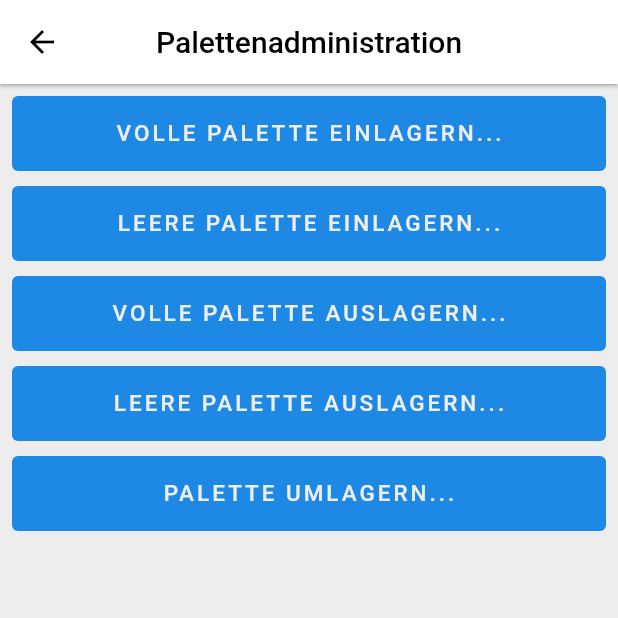
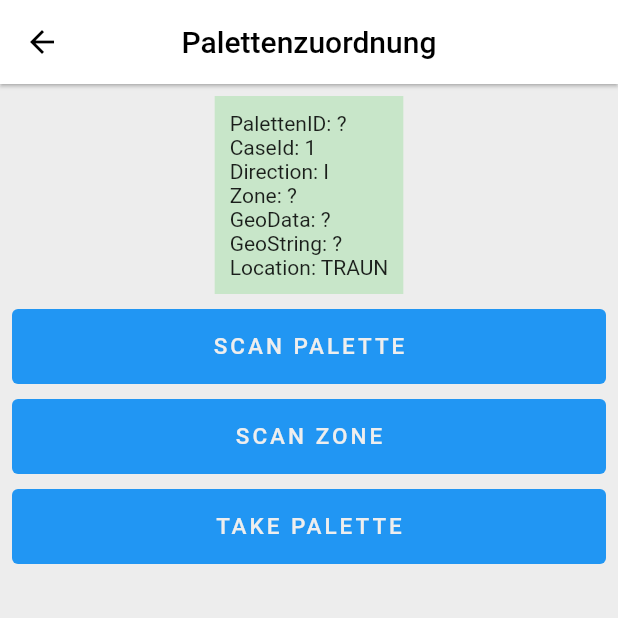
Before and after one commit to josefseiringer/flutter_zebra_scanner_palette, a Flutter app: the PalettPage screen opened by its route, after a tap on "VOLLE PALETTE EINLAGERN...", on a phone screen of 412 x 824 dp, the top half of it. Run offline on Flutter 3.47's test engine with Material 2 defaults, Android fonts, the phone set to English and light mode, and no system bars; our stand-ins replace flutter_dotenv, get, internet_connection_checker; missing offline and left inert: flutter_datawedge; network calls fail; Roboto replaces fonts that are missing (Roboto-Light); statements that could not run were skipped.

Commit message:
zusätzliche Controller und Views

```diff
--- /dev/null
+++ b/lib/pages/order/order_palett_controller.dart
@@ -0,0 +1,58 @@
+import 'package:flutter_zebra_scanner_palette/pages/scann/scann_view.dart';
+import 'package:get/get.dart';
+import '../../services/current_location_controller.dart';
+import '../../pages/palett/palett_controller.dart';
+import '../../services/order_model.dart';
+
+class OrderPalettController extends GetxController {
+  static OrderPalettController get to => Get.find<OrderPalettController>();
+  var pallCtrl = PalettController.to;
+  var conCtrl = CurrentLocationController.to;
+  var currOrderModel = OrderModel('?', '?', '?', '?', '?', '?', '?').obs;
+  final hasInternet = false.obs;
+  final hasGpsIsActive = false.obs;
+  final hasGpsLocation = false.obs;
+  final locationData = '???'.obs;
+  final isLoading = false.obs;
+
+  @override
+  void onInit() async {
+    currOrderModel = pallCtrl.currentOrderModel;
+    await getDataFromConCtrl().then(
+      (bIsLoadingData) => isLoading(bIsLoadingData),
+    );
+    super.onInit();
+  }
+
+  @override
+  void onClose() {
+    conCtrl.onClose();
+    pallCtrl.onClose();
+  }
+
+  Future<bool> getDataFromConCtrl() async {
+    bool isLoading = true;
+    await conCtrl
+        .checkInternetConnection()
+        .then((bool iCheckValue) => hasInternet(iCheckValue));
+    if (hasInternet.isTrue) {
+      await conCtrl
+          .getLocation()
+          .then((bool hasGPSLocVal) => hasGpsLocation(hasGPSLocVal));
+      if (hasGpsLocation.isTrue) {
+        locationData.value = conCtrl.locationData.value;
+        currOrderModel.value.szGeoData =
+            '${conCtrl.latitude.value.substring(0, 8)},${conCtrl.longitude.value.substring(0, 8)}';
+        currOrderModel.value.szGeoString = conCtrl.rxGeoString.value;
+        isLoading = false;
+      }
+    }
+    update();
+    return isLoading;
+  }
+
+  void goToScanPage() {
+    Get.toNamed(ScannPage.namedRoute,
+        arguments: {'currOrderModel': currOrderModel.value});
+  }
+}
--- /dev/null
+++ b/lib/pages/order/order_palett_view.dart
@@ -0,0 +1,82 @@
+import 'package:flutter/material.dart';
+import 'package:get/get.dart';
+import '../../utils/my_text_button.dart';
+import 'order_palett_controller.dart';
+
+class OrderPalettPage extends GetView<OrderPalettController> {
+  static const namedRoute = '/order-palett-page';
+  const OrderPalettPage({Key? key}) : super(key: key);
+
+  @override
+  Widget build(BuildContext context) {
+    var orderPallCtrl = controller;
+    var spacer = 10.0;
+    var widgetHeigth = 50.0;
+    var buttonColor = Colors.blue.shade500;
+    var labelColor = Colors.grey.shade200;
+    return Scaffold(
+      appBar: AppBar(
+        centerTitle: true,
+        title: const Text('Palettenzuordnung'),
+      ),
+      body: Padding(
+        padding: const EdgeInsets.all(8.0),
+        child: Column(
+          children: <Widget>[
+            Container(
+              color: Colors.green.shade100,
+              padding: const EdgeInsets.all(10),
+              child: Obx(
+                () => orderPallCtrl.isLoading.value
+                    ? const Center(child: CircularProgressIndicator())
+                    : Column(
+                        crossAxisAlignment: CrossAxisAlignment.start,
+                        children: [
+                          Text(
+                              'PalettenID: ${orderPallCtrl.currOrderModel.value.szPaletteID!}'),
+                          Text(
+                              'CaseId: ${orderPallCtrl.currOrderModel.value.szCaseId!}'),
+                          Text(
+                              'Direction: ${orderPallCtrl.currOrderModel.value.szDirection!}'),
+                          Text(
+                              'Zone: ${orderPallCtrl.currOrderModel.value.szZone!}'),
+                          Text(
+                              'GeoData: ${orderPallCtrl.currOrderModel.value.szGeoData!}'),
+                          Text(
+                              'GeoString: ${orderPallCtrl.currOrderModel.value.szGeoString!}'),
+                          Text(
+                              'Location: ${orderPallCtrl.currOrderModel.value.szLocation!}'),
+                        ],
+                      ),
+              ),
+            ),
+            SizedBox(height: spacer),
+            MyTextButton(
+                onTab: () => orderPallCtrl.goToScanPage(),
+                labelText: 'Scan Palette',
+                buttonWidth: double.infinity,
+                buttonHeight: widgetHeigth,
+                buttonColor: buttonColor,
+                buttonLabelColor: labelColor),
+            SizedBox(height: spacer),
+            MyTextButton(
+                onTab: () {},
+                labelText: 'Scan Zone',
+                buttonWidth: double.infinity,
+                buttonHeight: widgetHeigth,
+                buttonColor: buttonColor,
+                buttonLabelColor: labelColor),
+            SizedBox(height: spacer),
+            MyTextButton(
+                onTab: () {},
+                labelText: 'Take Palette',
+                buttonWidth: double.infinity,
+                buttonHeight: widgetHeigth,
+                buttonColor: buttonColor,
+                buttonLabelColor: labelColor)
+          ],
+        ),
+      ),
+    );
+  }
+}
--- a/lib/pages/palett/palett_controller.dart
+++ b/lib/pages/palett/palett_controller.dart
@@ -1,14 +1,11 @@
 import 'package:get/get.dart';
-
-enum PalettenStatus {
-  eingang, //1
-  eingangLeer, //4
-  ausgang, //3
-  ausgangLeer, //5
-  umlagerung, //2
-}
+import '../../pages/order/order_palett_view.dart';
+import '../../constants.dart';
+import '../../services/order_model.dart';
 
 class PalettController extends GetxController {
+  static PalettController get to => Get.find<PalettController>();
+  final currentOrderModel = OrderModel('', '', '', '', '', '', '').obs;
   final szPallScanCode = 'PLM410510'.obs;
   final mnVollEin = 10.0.obs;
   final mnVollAus = 10.0.obs;
@@ -20,7 +17,6 @@ class PalettController extends GetxController {
   final bLeerEin = false.obs;
   final bLeerAus = false.obs;
   final bPallUm = false.obs;
-  final palettenStatus = PalettenStatus.eingang;
 
   @override
   void onInit() {
@@ -64,4 +60,10 @@ class PalettController extends GetxController {
 
   @override
   void onClose() {}
+
+  openOrderView(PalettenStatus status) {
+    currentOrderModel.value
+        .currentOrderModel('?', status, 'TRAUN', '?', '?', '?');
+    Get.toNamed(OrderPalettPage.namedRoute);
+  }
 }
--- a/lib/sample_routs.dart
+++ b/lib/sample_routs.dart
@@ -3,6 +3,7 @@ import 'package:get/get.dart';
 import '../pages/palett/palett_view.dart';
 import '../pages/scann/scann_view.dart';
 import '../pages/login/login_view.dart';
+import 'pages/order/order_palett_view.dart';
 
 class SampleRouts {
   static final samplePages = [
@@ -18,5 +19,9 @@ class SampleRouts {
       name: ScannPage.namedRoute,
       page: () => const ScannPage(),
     ),
+    GetPage(
+      name: OrderPalettPage.namedRoute,
+      page: () => const OrderPalettPage(),
+    ),
   ];
 }
--- /dev/null
+++ b/lib/services/current_location_controller.dart
@@ -0,0 +1,76 @@
+import 'dart:convert';
+import 'package:flutter_dotenv/flutter_dotenv.dart';
+import 'package:internet_connection_checker/internet_connection_checker.dart';
+// ignore: depend_on_referenced_packages
+import 'package:get/get.dart';
+// ignore: depend_on_referenced_packages
+import 'package:http/http.dart' as http;
+import '../constants.dart';
+
+class CurrentLocationController extends GetxController {
+  static CurrentLocationController get to =>
+      Get.find<CurrentLocationController>();
+
+  final hasInternet = false.obs;
+  final locationData = 'Kein Standort gefunden!\nBitte GPS aktivieren!'.obs;
+  final latitude = '0.0'.obs;
+  final longitude = '0.0'.obs;
+  final rxGeoString = '?'.obs;
+
+  //check if we have internet connection
+  Future<bool> checkInternetConnection() async {
+    if (await InternetConnectionChecker().hasConnection) {
+      hasInternet.value = true;
+    } else {
+      hasInternet.value = false;
+      kDisplaySnackBar('Bitte mobile Daten aktivieren!');
+    }
+    update();
+    return hasInternet.value;
+  }
+
+//Adresse des Standortes ermitteln
+  Future<bool> getLocation() async {
+    var strasse = 'Ganglgutstrasse%131';
+    var country = 'AT';
+    //
+    bool getLocation = false;
+    var ptcApiKey = dotenv.env['PTV_API_KEY'];
+    //
+    //Get Address from Long and Latitude
+    var newGetLink =
+        'https://api.myptv.com/geocoding/v1/locations/by-text?searchText=$strasse&countryFilter=$country&apiKey=$ptcApiKey';
+    // String ptvGeoLink =
+    //     'https://api.myptv.com/geocoding/v1/locations/by-position/${latitude.value}/${longitude.value}?language=de&apiKey=$ptcApiKey';
+    var client = http.Client();
+    var response = await client.get(Uri.parse(newGetLink));
+    //Response Data status
+    if (response.statusCode == 200) {
+      //Response is succsessful
+      Map<String, dynamic> data =
+          json.decode(utf8.decode(response.bodyBytes)); //get response data
+      Map<String, dynamic> mapOfAddressfromPosition =
+          data['locations'][0]; //get response location data
+      if (mapOfAddressfromPosition.isNotEmpty) {
+        // locationData.value =
+        //     '${mapOfAddressfromPosition['street'].toString()} ${mapOfAddressfromPosition['houseNumber'].toString()}, ${mapOfAddressfromPosition['postalCode'].toString()} ${mapOfAddressfromPosition['city'].toString()}';
+        locationData.value =
+            mapOfAddressfromPosition['address']['city'].toString();
+        rxGeoString.value =
+            mapOfAddressfromPosition['address']['street'].toString();
+        longitude.value = mapOfAddressfromPosition['referencePosition']
+                ['longitude']
+            .toString();
+        latitude.value = mapOfAddressfromPosition['referencePosition']
+                ['latitude']
+            .toString();
+        getLocation = true;
+      } else {
+        kDisplaySnackBar('Aktueller Standort wurde nicht gefunden!');
+      }
+    }
+    client.close();
+    update();
+    return getLocation;
+  }
+}
--- /dev/null
+++ b/lib/services/order_model.dart
@@ -0,0 +1,80 @@
+import '../constants.dart';
+
+class OrderModel {
+  late String? szPaletteID;
+  late String? szCaseId;
+  late String? szDirection;
+  late String? szLocation;
+  late String? szZone;
+  late String? szGeoData;
+  late String? szGeoString;
+
+  OrderModel(
+    this.szPaletteID,
+    this.szCaseId,
+    this.szDirection,
+    this.szLocation,
+    this.szZone,
+    this.szGeoData,
+    this.szGeoString,
+  );
+
+  OrderModel? currentOrderModel(
+    String? paletteId,
+    PalettenStatus? status,
+    String? location,
+    String? zone,
+    String? geoData,
+    String? geoString,
+  ) {
+    switch (status) {
+      case PalettenStatus.eingang:
+        return OrderModel(
+            szCaseId = '1',
+            szDirection = 'I',
+            szPaletteID = paletteId,
+            szLocation = location,
+            szZone = zone,
+            szGeoData = geoData,
+            szGeoString = geoString);
+      case PalettenStatus.eingangLeer:
+        return OrderModel(
+            szCaseId = '4',
+            szDirection = 'I',
+            szPaletteID = paletteId,
+            szLocation = location,
+            szZone = zone,
+            szGeoData = geoData,
+            szGeoString = geoString);
+      case PalettenStatus.ausgang:
+        return OrderModel(
+            szCaseId = '3',
+            szDirection = 'O',
+            szPaletteID = paletteId,
+            szLocation = location,
+            szZone = zone,
+            szGeoData = geoData,
+            szGeoString = geoString);
+      case PalettenStatus.ausgangLeer:
+        return OrderModel(
+            szCaseId = '5',
+            szDirection = 'O',
+            szPaletteID = paletteId,
+            szLocation = location,
+            szZone = zone,
+            szGeoData = geoData,
+            szGeoString = geoString);
+      case PalettenStatus.umlagerung:
+        return OrderModel(
+            szCaseId = '2',
+            szDirection = 'I',
+            szPaletteID = paletteId,
+            szLocation = location,
+            szZone = zone,
+            szGeoData = geoData,
+            szGeoString = geoString);
+      default:
+        return null;
+    }
+  }
+}
--- a/pubspec.yaml
+++ b/pubspec.yaml
@@ -13,7 +13,10 @@ dependencies:
   flutter:
     sdk: flutter
   flutter_datawedge: ^2.1.0
+  flutter_dotenv: ^5.1.0
   get: ^4.6.6
+  http: ^1.1.0
+  internet_connection_checker: ^1.0.0+1
 
 dev_dependencies:
   flutter_lints: ^2.0.0
@@ -25,3 +28,4 @@ flutter:
 
   assets:
     - lib/mock/user.json
+    - lib/.env
```
Also changed, not shown: lib/constants.dart (+15 -1 lines), lib/main.dart (+8 -2 lines), lib/pages/login/login_controller.dart (+37 -4 lines), lib/pages/login/login_model.dart (+6 -7 lines), lib/pages/login/login_view.dart (+8 -3 lines), lib/pages/palett/palett_view.dart (+5 -5 lines), lib/pages/scann/scann_view.dart (+26 -10 lines), lib/utils/drope_down_user.dart (+5 -20 lines), lib/pages/palett/palett_model.dart (deleted), pubspec.lock, 3 other files.
